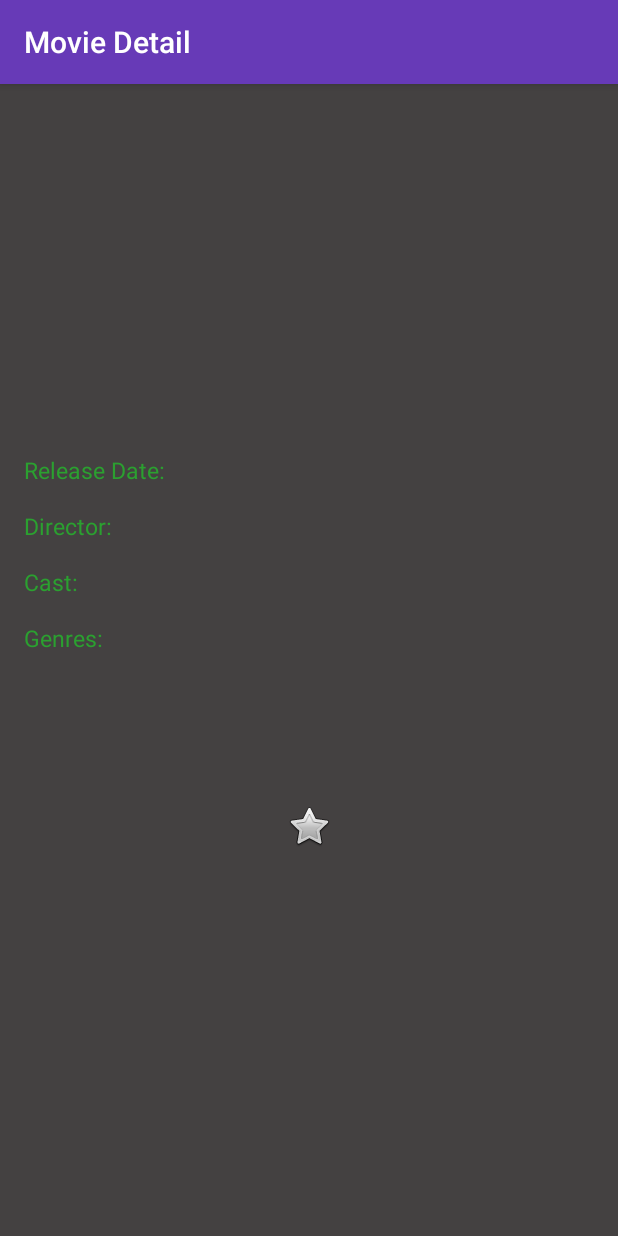
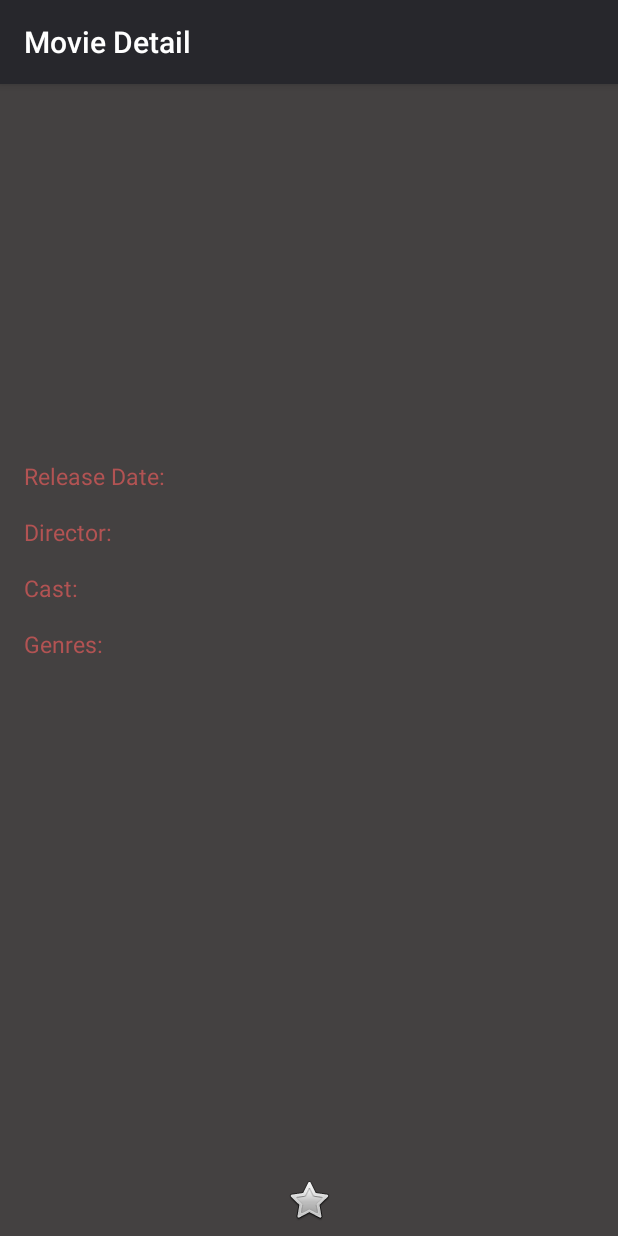
Before and after one commit to javigandia99/Kotlin-Movies-API, an Android app: the MovieDetailActivity screen opened directly, with no data from a screen before it, on a phone screen of 412 x 824 dp. Run offline under Robolectric (Android 15) with nearby library versions, the phone set to English and light mode, and no system bars; our stand-ins replace Picasso, Room's generated code; pictures from the network do not load; 1 statement that could not run was skipped.

Commit message:
Design changes

```diff
--- /dev/null
+++ b/app/src/main/res/drawable/rounded_item.xml
@@ -0,0 +1,5 @@
+<?xml version="1.0" encoding="utf-8"?>
+<shape xmlns:android="http://schemas.android.com/apk/res/android">
+    <corners android:radius="15dp" />
+    <solid android:color="#D2FFFFFF" />
+</shape>
--- /dev/null
+++ b/app/src/main/res/drawable/rounded_score.xml
@@ -0,0 +1,5 @@
+<?xml version="1.0" encoding="utf-8"?>
+<shape xmlns:android="http://schemas.android.com/apk/res/android">
+    <corners android:radius="1000dp" />
+    <solid android:color="#27272C" />
+</shape>
--- a/app/src/main/res/layout/activity_main.xml
+++ b/app/src/main/res/layout/activity_main.xml
@@ -27,7 +27,7 @@
         android:id="@+id/bottom_navigation_bar"
         android:layout_width="match_parent"
         android:layout_height="wrap_content"
-        android:background="#673AB7"
+        android:background="#691212"
         app:itemIconTint="#FFFFFF"
         app:itemTextColor="#FFFFFF"
         app:layout_constraintBottom_toBottomOf="parent"
--- a/app/src/main/res/layout/activity_movie_detail.xml
+++ b/app/src/main/res/layout/activity_movie_detail.xml
@@ -1,15 +1,11 @@
 <?xml version="1.0" encoding="utf-8"?>
-<ScrollView xmlns:android="http://schemas.android.com/apk/res/android"
+<androidx.constraintlayout.widget.ConstraintLayout xmlns:android="http://schemas.android.com/apk/res/android"
     xmlns:app="http://schemas.android.com/apk/res-auto"
     xmlns:tools="http://schemas.android.com/tools"
     android:layout_width="match_parent"
     android:layout_height="match_parent"
     android:background="#444141"
     tools:context=".ui.moviedetail.MovieDetailActivity">
-
-    <androidx.constraintlayout.widget.ConstraintLayout
-        android:layout_width="match_parent"
-        android:layout_height="wrap_content">
 
     <ImageView
         android:id="@+id/detail_movie_imageview"
@@ -22,19 +18,31 @@
         app:layout_constraintTop_toTopOf="parent"
         tools:srcCompat="@tools:sample/avatars[11]" />
 
+    <ScrollView
+        android:id="@+id/scroll_view"
+        android:layout_width="match_parent"
+        android:layout_height="0dp"
+        app:layout_constraintEnd_toEndOf="parent"
+        app:layout_constraintStart_toStartOf="parent"
+        app:layout_constraintTop_toBottomOf="@+id/detail_movie_imageview">
+
+        <androidx.constraintlayout.widget.ConstraintLayout
+            android:layout_width="match_parent"
+            android:layout_height="wrap_content">
+
             <TextView
                 android:id="@+id/detail_movie_title"
                 style="@style/styleprofile"
                 android:layout_width="0dp"
                 android:layout_height="wrap_content"
                 android:layout_marginStart="16dp"
-            android:layout_marginTop="12dp"
+                android:layout_marginTop="16dp"
                 android:layout_marginEnd="16dp"
-            android:textColor="#7E54CE"
+                android:textColor="@color/colorAccent"
                 android:textSize="24sp"
                 app:layout_constraintEnd_toEndOf="parent"
-            app:layout_constraintStart_toStartOf="@+id/detail_movie_imageview"
-            app:layout_constraintTop_toBottomOf="@+id/detail_movie_imageview"
+                app:layout_constraintStart_toStartOf="parent"
+                app:layout_constraintTop_toTopOf="parent"
                 tools:text="The Lord Of The Rings" />
 
             <TextView
@@ -135,27 +143,12 @@
                 android:layout_height="wrap_content"
                 android:layout_marginTop="32dp"
                 android:textColor="#FFFFFF"
+                app:layout_constraintBottom_toBottomOf="parent"
                 app:layout_constraintEnd_toEndOf="@+id/detail_genres_name"
                 app:layout_constraintHorizontal_bias="0.0"
                 app:layout_constraintStart_toStartOf="@id/genres_tittle"
                 app:layout_constraintTop_toBottomOf="@+id/detail_genres_name"
                 tools:text='Contrary to popular belief, Lorem Ipsum is not simply random text. It has roots in a piece of classical Latin literature from 45 BC, making it over 2000 years old. Richard McClintock, a Latind up one of the more obscure  the Renaissance. Sections 1.10.32 and 1.10.33' />
-
-        <ImageView
-            android:id="@+id/fav_button"
-            android:layout_width="0dp"
-            android:layout_height="wrap_content"
-            android:layout_marginTop="48dp"
-            android:layout_marginBottom="8dp"
-            android:contentDescription="@string/fav_button"
-            app:layout_constraintBottom_toBottomOf="parent"
-            app:layout_constraintEnd_toEndOf="parent"
-            app:layout_constraintHorizontal_chainStyle="spread"
-            app:layout_constraintHorizontal_weight="1"
-            app:layout_constraintStart_toStartOf="parent"
-            app:layout_constraintTop_toBottomOf="@+id/detail_overview"
-            app:layout_constraintVertical_bias="1.0"
-            app:srcCompat="@android:drawable/btn_star_big_off" />
 
             <TextView
                 android:id="@+id/detail_score"
@@ -171,3 +164,17 @@
 
         </androidx.constraintlayout.widget.ConstraintLayout>
     </ScrollView>
+
+    <ImageView
+        android:id="@+id/fav_button"
+        android:layout_width="0dp"
+        android:layout_height="wrap_content"
+        android:layout_marginBottom="8dp"
+        android:contentDescription="@string/fav_button"
+        app:layout_constraintBottom_toBottomOf="parent"
+        app:layout_constraintEnd_toEndOf="parent"
+        app:layout_constraintHorizontal_bias="0.0"
+        app:layout_constraintStart_toStartOf="parent"
+        app:srcCompat="@android:drawable/btn_star_big_off" />
+
+</androidx.constraintlayout.widget.ConstraintLayout>
--- a/app/src/main/res/layout/fragment_favorites_movies.xml
+++ b/app/src/main/res/layout/fragment_favorites_movies.xml
@@ -4,6 +4,7 @@
     xmlns:tools="http://schemas.android.com/tools"
     android:layout_width="match_parent"
     android:layout_height="match_parent"
+    android:background="@color/colorWallpaper"
     tools:context=".ui.favoriteslist.FavoritesFragment">
 
     <androidx.constraintlayout.widget.ConstraintLayout
--- a/app/src/main/res/layout/fragment_profile.xml
+++ b/app/src/main/res/layout/fragment_profile.xml
@@ -97,7 +97,7 @@
                 android:layout_height="wrap_content"
                 android:layout_gravity="center"
                 android:layout_marginTop="10dp"
-                android:layout_marginBottom="5dp"
+                android:layout_marginBottom="20dp"
                 android:gravity="center_horizontal"
                 tools:text="Description value" />
 
--- a/app/src/main/res/layout/fragment_search.xml
+++ b/app/src/main/res/layout/fragment_search.xml
@@ -4,7 +4,7 @@
     xmlns:tools="http://schemas.android.com/tools"
     android:layout_width="match_parent"
     android:layout_height="match_parent"
-    android:background="#444141"
+    android:background="@color/colorWallpaper"
     tools:context=".ui.moviesearch.SearchFragment">
 
     <!-- TODO: Update blank fragment layout -->
@@ -25,7 +25,7 @@
         android:id="@+id/search_view"
         android:layout_width="0dp"
         android:layout_height="wrap_content"
-        android:background="#37FFFFFF"
+        android:background="#8D969090"
         android:baselineAligned="true"
         android:queryHint="Enter a Title of a Movie"
         app:layout_constraintEnd_toEndOf="parent"
--- a/app/src/main/res/values/colors.xml
+++ b/app/src/main/res/values/colors.xml
@@ -1,9 +1,10 @@
 <?xml version="1.0" encoding="utf-8"?>
 <resources>
-    <color name="colorPrimary">#673AB7</color>
-    <color name="colorPrimaryDark">#511EAA</color>
-    <color name="colorAccent">#9C27B0</color>
-    <color name="tittle">#07E26A</color>
-    <color name="colorCabecera">#2BA030</color>
-    <color name="colorValue">#000000</color>
+    <color name="colorPrimary">#27272C</color>
+    <color name="colorPrimaryDark">#A50303</color>
+    <color name="colorAccent">#A22D2D</color>
+    <color name="tittle">#000000</color>
+    <color name="colorCabecera">#D7C75656</color>
+    <color name="colorValue">#272323</color>
+    <color name="colorWallpaper">#EB383838</color>
 </resources>
--- a/app/src/main/res/values/styles.xml
+++ b/app/src/main/res/values/styles.xml
@@ -28,7 +28,7 @@
         <item name="android:layout_width">0dp</item>
         <item name="android:layout_height">wrap_content</item>
         <item name="android:textColor">#FFFFFF</item>
-        <item name="android:textColorHint">#88FFFFFF</item>
+        <item name="android:textColorHint">#F0E9E9</item>
         <item name="android:textSize">18sp</item>
     </style>
 
```
Also changed, not shown: app/src/main/java/com/jgc/primeraapplicacion/ui/profile/ProfileFragment.kt (+4 -4 lines), app/src/main/res/layout/item_movie.xml (+14 -13 lines), app/src/main/res/drawable/dory.png (added), app/src/main/res/drawable/valentino_rossi.png (deleted). Lines whose indentation alone changed are shown as unchanged.
